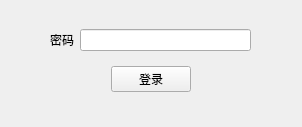
Qt form main/loginwindow.ui (kinglon/bms) before a commit.
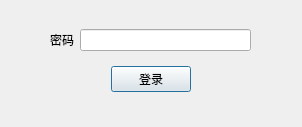
The same form after that commit.

The edit to the form file:
```diff
--- a/main/loginwindow.ui
+++ b/main/loginwindow.ui
@@ -14,7 +14,7 @@
    <string>登录</string>
   </property>
   <widget class="QWidget" name="centralwidget">
-   <widget class="QWidget" name="">
+   <widget class="QWidget" name="layoutWidget">
     <property name="geometry">
      <rect>
       <x>50</x>
@@ -65,6 +65,12 @@
          <property name="text">
           <string>登录</string>
          </property>
+         <property name="autoDefault">
+          <bool>true</bool>
+         </property>
+         <property name="default">
+          <bool>true</bool>
+         </property>
         </widget>
        </item>
        <item>
```
